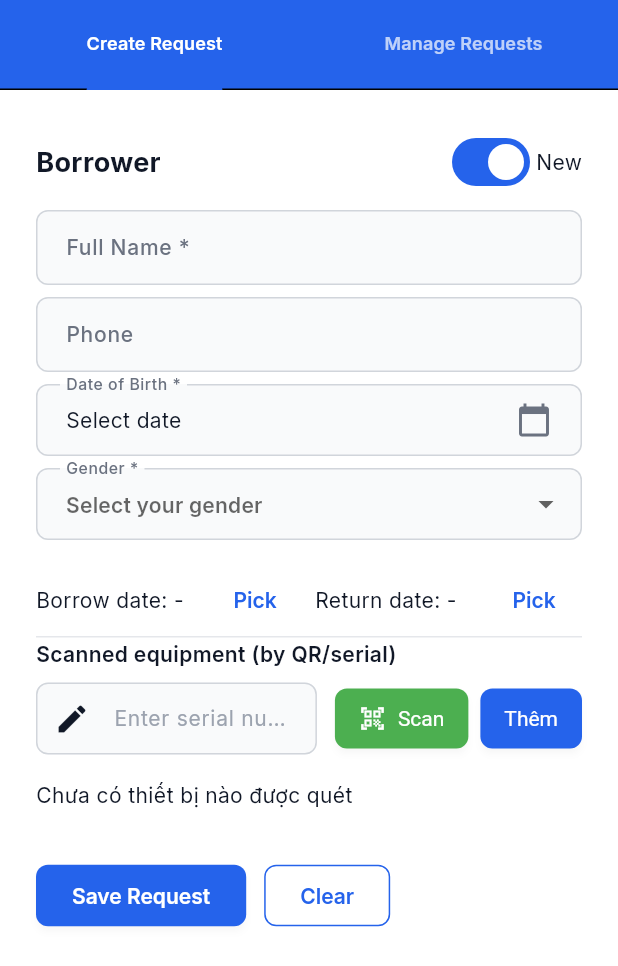
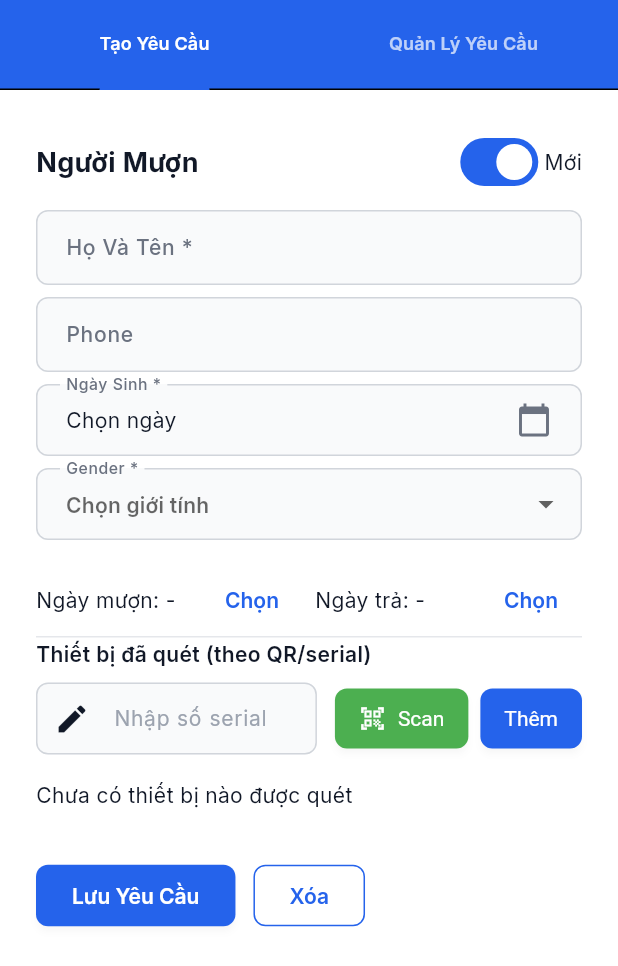
Before and after one commit to nyctophilia1306/medical-equipment-management, a Flutter app: the BorrowManagementScreen screen opened directly, on a phone screen of 412 x 824 dp. Shown: the top 966 px of the screen. Run offline on Flutter 3.47's test engine with Material 3 defaults, Android fonts, the phone set to English and light mode, and no system bars; our stand-ins replace file_picker, fl_chart, google_fonts, qr_flutter, shared_preferences, supabase_flutter; missing offline and left inert: dart:html, excel, mobile_scanner; accounts and stored records are empty.

Commit message:
Complete all remaining English to Vietnamese translations

```diff
--- a/lib/screens/admin/admin_dashboard_screen.dart
+++ b/lib/screens/admin/admin_dashboard_screen.dart
@@ -68,7 +68,7 @@ class _AdminDashboardScreenState extends State<AdminDashboardScreen> {
                       crossAxisAlignment: CrossAxisAlignment.start,
                       children: [
                         Text(
-                          'Admin Dashboard',
+                          'Bảng Điều Khiển Quản Trị',
                           style: GoogleFonts.inter(
                             fontSize: 24,
                             fontWeight: FontWeight.bold,
@@ -76,7 +76,7 @@ class _AdminDashboardScreenState extends State<AdminDashboardScreen> {
                           ),
                         ),
                         Text(
-                          'System overview and administrative controls',
+                          'Tổng quan hệ thống và quản lý',
                           style: GoogleFonts.inter(
                             fontSize: 14,
                             color: AppColors.textSecondary,
@@ -129,7 +129,7 @@ class _AdminDashboardScreenState extends State<AdminDashboardScreen> {
       crossAxisAlignment: CrossAxisAlignment.start,
       children: [
         Text(
-          'System Statistics',
+          'Thống Kê Hệ Thống',
           style: GoogleFonts.inter(
             fontSize: 18,
             fontWeight: FontWeight.w600,
@@ -143,21 +143,21 @@ class _AdminDashboardScreenState extends State<AdminDashboardScreen> {
           children: [
             Expanded(
               child: _buildStatCard(
-                title: 'Total Users',
+                title: 'Tổng Người Dùng',
                 value: '${userStats['total'] ?? 0}',
                 icon: Icons.people,
                 color: AppColors.primaryBlue,
-                subtitle: 'Admins: ${userStats['admins'] ?? 0} | Managers: ${userStats['managers'] ?? 0}',
+                subtitle: 'Quản Trị: ${userStats['admins'] ?? 0} | Quản Lý: ${userStats['managers'] ?? 0}',
               ),
             ),
             const SizedBox(width: AppConstants.paddingMedium),
             Expanded(
               child: _buildStatCard(
-                title: 'Total Equipment',
+                title: 'Tổng Thiết Bị',
                 value: '${equipmentStats['totalItems'] ?? 0}',
                 icon: Icons.inventory_2,
                 color: AppColors.successGreen,
-                subtitle: 'Qty: ${equipmentStats['totalQuantity'] ?? 0} | Available: ${equipmentStats['availableQuantity'] ?? 0}',
+                subtitle: 'Số Lượng: ${equipmentStats['totalQuantity'] ?? 0} | Có Sẵn: ${equipmentStats['availableQuantity'] ?? 0}',
               ),
             ),
           ],
@@ -170,21 +170,21 @@ class _AdminDashboardScreenState extends State<AdminDashboardScreen> {
           children: [
             Expanded(
               child: _buildStatCard(
-                title: 'Pending Requests',
+                title: 'Yêu Cầu Chờ Duyệt',
                 value: '${borrowStats['pending'] ?? 0}',
                 icon: Icons.pending_actions,
                 color: AppColors.warningYellow,
-                subtitle: 'Approved: ${borrowStats['approved'] ?? 0}',
+                subtitle: 'Đã Duyệt: ${borrowStats['approved'] ?? 0}',
               ),
             ),
             const SizedBox(width: AppConstants.paddingMedium),
             Expanded(
               child: _buildStatCard(
-                title: 'Returned',
+                title: 'Đã Trả',
                 value: '${borrowStats['returned'] ?? 0}',
                 icon: Icons.check_circle,
                 color: AppColors.primaryBlue,
-                subtitle: 'Total: ${borrowStats['total'] ?? 0}',
+                subtitle: 'Tổng: ${borrowStats['total'] ?? 0}',
               ),
             ),
           ],
@@ -266,7 +266,7 @@ class _AdminDashboardScreenState extends State<AdminDashboardScreen> {
       crossAxisAlignment: CrossAxisAlignment.start,
       children: [
         Text(
-          'Administration',
+          'Quản Trị',
           style: GoogleFonts.inter(
             fontSize: 18,
             fontWeight: FontWeight.w600,
@@ -296,8 +296,8 @@ class _AdminDashboardScreenState extends State<AdminDashboardScreen> {
               childAspectRatio: 1.4,
               children: [
                 _buildFunctionCard(
-                  title: 'User Management',
-                  subtitle: 'Manage users & roles',
+                  title: 'Quản Lý Người Dùng',
+                  subtitle: 'Quản lý người dùng & vai trò',
                   icon: Icons.people_outlined,
                   color: AppColors.primaryBlue,
                   onTap: () => Navigator.push(
@@ -306,8 +306,8 @@ class _AdminDashboardScreenState extends State<AdminDashboardScreen> {
                   ),
                 ),
                 _buildFunctionCard(
-                  title: 'Equipment',
-                  subtitle: 'CRUD operations',
+                  title: 'Thiết Bị',
+                  subtitle: 'Quản lý thiết bị',
                   icon: Icons.medical_services_outlined,
                   color: AppColors.successGreen,
                   onTap: () => Navigator.push(
@@ -316,8 +316,8 @@ class _AdminDashboardScreenState extends State<AdminDashboardScreen> {
                   ),
                 ),
                 _buildFunctionCard(
-                  title: 'Categories',
-                  subtitle: 'Manage categories',
+                  title: 'Danh Mục',
+                  subtitle: 'Quản lý danh mục',
                   icon: Icons.category_outlined,
                   color: AppColors.warningYellow,
                   onTap: () => Navigator.push(
@@ -326,8 +326,8 @@ class _AdminDashboardScreenState extends State<AdminDashboardScreen> {
                   ),
                 ),
                 _buildFunctionCard(
-                  title: 'Analytics',
-                  subtitle: 'Detailed insights',
+                  title: 'Phân Tích',
+                  subtitle: 'Thống kê chi tiết',
                   icon: Icons.analytics_outlined,
                   color: AppColors.softTeal,
                   onTap: () => Navigator.push(
@@ -336,8 +336,8 @@ class _AdminDashboardScreenState extends State<AdminDashboardScreen> {
                   ),
                 ),
                 _buildFunctionCard(
-                  title: 'Audit Logs',
-                  subtitle: 'Activity tracking',
+                  title: 'Nhật Ký Kiểm Toán',
+                  subtitle: 'Theo dõi hoạt động',
                   icon: Icons.history_outlined,
                   color: AppColors.grayNeutral600,
                   onTap: () => Navigator.push(
--- a/lib/screens/borrow/borrow_list_tab.dart
+++ b/lib/screens/borrow/borrow_list_tab.dart
@@ -366,7 +366,7 @@ class _BorrowListTabState extends State<BorrowListTab> {
   String _getSearchHint() {
     switch (_searchMode) {
       case 'serial':
-        return 'Search by request serial (e.g., 15012501)';
+        return 'Tìm theo số serial yêu cầu (ví dụ: 15012501)';
       case 'user':
         return 'Search by user name';
       case 'date':
@@ -415,7 +415,7 @@ class _BorrowListTabState extends State<BorrowListTab> {
             Text(
               _searchController.text.isNotEmpty || _selectedDate != null
                   ? 'No requests match your search'
-                  : 'No active borrow requests',
+                  : 'Không có yêu cầu mượn hoạt động',
               style: TextStyle(
                 fontSize: 16,
                 color: Colors.grey[600],
--- a/lib/screens/borrow/borrow_management_screen.dart
+++ b/lib/screens/borrow/borrow_management_screen.dart
@@ -457,8 +457,8 @@ class _BorrowManagementScreenState extends State<BorrowManagementScreen>
         TextFormField(
           controller: _fullNameController,
           decoration: const InputDecoration(
-            labelText: 'Full Name *',
-            hintText: 'Enter your full name',
+            labelText: 'Họ Và Tên *',
+            hintText: 'Nhập họ và tên',
           ),
         ),
         const SizedBox(height: 8),
@@ -466,7 +466,7 @@ class _BorrowManagementScreenState extends State<BorrowManagementScreen>
           controller: _phoneController,
           decoration: const InputDecoration(
             labelText: 'Phone',
-            hintText: 'Enter phone number',
+            hintText: 'Nhập số điện thoại',
           ),
           keyboardType: TextInputType.phone,
         ),
@@ -485,15 +485,15 @@ class _BorrowManagementScreenState extends State<BorrowManagementScreen>
           },
           child: InputDecorator(
             decoration: const InputDecoration(
-              labelText: 'Date of Birth *',
-              hintText: 'Select your date of birth',
+              labelText: 'Ngày Sinh *',
+              hintText: 'Chọn ngày sinh',
             ),
             child: Row(
               mainAxisAlignment: MainAxisAlignment.spaceBetween,
               children: [
                 Text(
                   _userDob == null
-                      ? 'Select date'
+                      ? 'Chọn ngày'
                       : DateFormat('yyyy-MM-dd').format(_userDob!),
                 ),
                 const Icon(Icons.calendar_today),
@@ -506,12 +506,12 @@ class _BorrowManagementScreenState extends State<BorrowManagementScreen>
           initialValue: _selectedGender,
           decoration: const InputDecoration(
             labelText: 'Gender *',
-            hintText: 'Select your gender',
+            hintText: 'Chọn giới tính',
           ),
           items: const [
-            DropdownMenuItem(value: 'male', child: Text('Male')),
-            DropdownMenuItem(value: 'female', child: Text('Female')),
-            DropdownMenuItem(value: 'other', child: Text('Other')),
+            DropdownMenuItem(value: 'male', child: Text('Nam')),
+            DropdownMenuItem(value: 'female', child: Text('Nữ')),
+            DropdownMenuItem(value: 'other', child: Text('Khác')),
           ],
           onChanged: (value) => setState(() => _selectedGender = value),
         ),
@@ -556,19 +556,19 @@ class _BorrowManagementScreenState extends State<BorrowManagementScreen>
     return Row(
       children: [
         Expanded(
-          child: Text('Borrow date: ${_formatDate(_borrowDate)}'),
+          child: Text('Ngày mượn: ${_formatDate(_borrowDate)}'),
         ),
         TextButton(
           onPressed: () => _pickDate(context, true),
-          child: const Text('Pick'),
+          child: const Text('Chọn'),
         ),
         const SizedBox(width: 8),
         Expanded(
-          child: Text('Return date: ${_formatDate(_returnDate)}'),
+          child: Text('Ngày trả: ${_formatDate(_returnDate)}'),
         ),
         TextButton(
           onPressed: () => _pickDate(context, false),
-          child: const Text('Pick'),
+          child: const Text('Chọn'),
         ),
       ],
     );
@@ -593,7 +593,7 @@ class _BorrowManagementScreenState extends State<BorrowManagementScreen>
                 child: TextField(
                   controller: _serialController,
                   decoration: const InputDecoration(
-                    hintText: 'Enter serial number',
+                    hintText: 'Nhập số serial',
                     prefixIcon: Icon(Icons.edit),
                     contentPadding: EdgeInsets.symmetric(vertical: 0, horizontal: 12),
                     border: OutlineInputBorder(),
@@ -694,7 +694,7 @@ class _BorrowManagementScreenState extends State<BorrowManagementScreen>
             children: [
               Expanded(
                 child: Text(
-                  'Borrower',
+                  'Người Mượn',
                   style: GoogleFonts.inter(
                     fontSize: 18,
                     fontWeight: FontWeight.w700,
@@ -705,7 +705,7 @@ class _BorrowManagementScreenState extends State<BorrowManagementScreen>
                 value: _isNewUser,
                 onChanged: (v) => setState(() => _isNewUser = v),
               ),
-              Text(_isNewUser ? 'New' : 'Existing'),
+              Text(_isNewUser ? 'Mới' : 'Cũ'),
             ],
           ),
           const SizedBox(height: 8),
@@ -714,7 +714,7 @@ class _BorrowManagementScreenState extends State<BorrowManagementScreen>
           _buildDatePickers(),
           const Divider(),
           Text(
-            'Scanned equipment (by QR/serial)',
+            'Thiết bị đã quét (theo QR/serial)',
             style: GoogleFonts.inter(fontWeight: FontWeight.w600),
           ),
           const SizedBox(height: 8),
@@ -734,7 +734,7 @@ class _BorrowManagementScreenState extends State<BorrowManagementScreen>
                 onPressed: _loading ? null : _saveRequest,
                 child: _loading
                     ? const CircularProgressIndicator()
-                    : const Text('Save Request'),
+                    : const Text('Lưu Yêu Cầu'),
               ),
               const SizedBox(width: 12),
               OutlinedButton(
@@ -743,7 +743,7 @@ class _BorrowManagementScreenState extends State<BorrowManagementScreen>
                   _borrowQuantities.clear();
                   _message = null;
                 }),
-                child: const Text('Clear'),
+                child: const Text('Xóa'),
               ),
             ],
           ),
@@ -984,8 +984,8 @@ class _BorrowManagementScreenState extends State<BorrowManagementScreen>
                   labelColor: Colors.white,
                   unselectedLabelColor: Colors.white70,
                   tabs: const [
-                    Tab(text: 'Create Request',),
-                    Tab(text: 'Manage Requests',),
+                    Tab(text: 'Tạo Yêu Cầu',),
+                    Tab(text: 'Quản Lý Yêu Cầu',),
                   ],
                 ),
               ),
--- a/lib/screens/borrow/returned_requests_tab.dart
+++ b/lib/screens/borrow/returned_requests_tab.dart
@@ -314,7 +314,7 @@ class _ReturnedRequestsTabState extends State<ReturnedRequestsTab> {
   String _getSearchHint() {
     switch (_searchMode) {
       case 'serial':
-        return 'Search by request serial (e.g., 15012501)';
+        return 'Tìm theo số serial yêu cầu (ví dụ: 15012501)';
       case 'user':
         return 'Search by user name';
       case 'date':
--- a/lib/screens/dashboard/main_dashboard.dart
+++ b/lib/screens/dashboard/main_dashboard.dart
@@ -348,7 +348,7 @@ class _MainDashboardState extends State<MainDashboard> {
                     const Icon(Icons.verified_user, size: 16, color: AppColors.primaryBlue),
                     const SizedBox(width: 6),
                     Text(
-                      'Signed in as ${currentUser!.userName} · ${_getRoleDisplayName(currentUser!.roleId)}',
+                      'Đã đăng nhập với tên ${currentUser!.userName} · ${_getRoleDisplayName(currentUser!.roleId)}',
                       style: GoogleFonts.inter(fontSize: 12, color: AppColors.primaryBlue, fontWeight: FontWeight.w600),
                     ),
                   ],
--- a/lib/screens/equipment/equipment_catalog_screen.dart
+++ b/lib/screens/equipment/equipment_catalog_screen.dart
@@ -234,7 +234,7 @@ class _EquipmentCatalogScreenState extends State<EquipmentCatalogScreen> {
               crossAxisAlignment: CrossAxisAlignment.start,
               children: [
                 Text(
-                  'Equipment Catalog',
+                  'Danh Mục Thiết Bị',
                   style: GoogleFonts.inter(
                     fontSize: 24,
                     fontWeight: FontWeight.bold,
@@ -242,7 +242,7 @@ class _EquipmentCatalogScreenState extends State<EquipmentCatalogScreen> {
                   ),
                 ),
                 Text(
-                  'Browse and search medical equipment',
+                  'Duyệt và tìm kiếm thiết bị y tế',
                   style: GoogleFonts.inter(
                     fontSize: 14,
                     color: AppColors.textSecondary,
```
Also changed, not shown: 3 other files.
